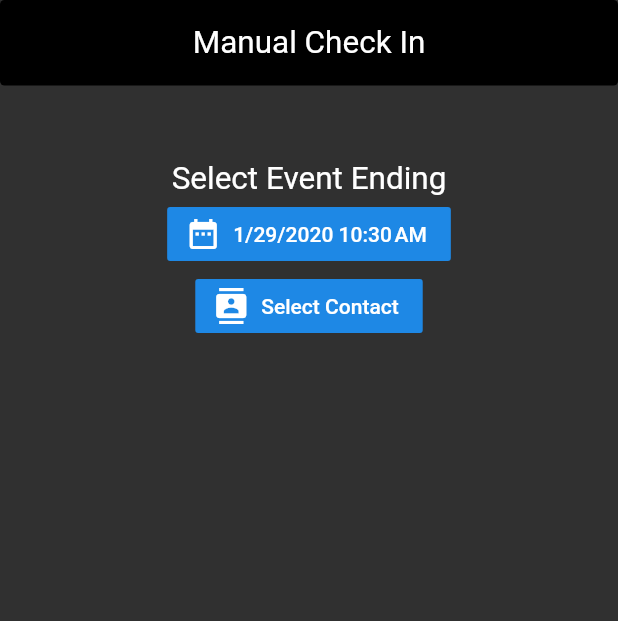
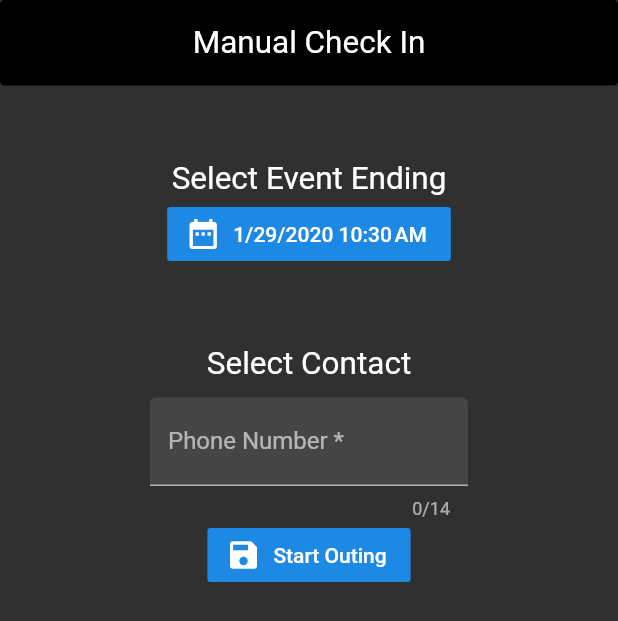
Before and after one commit to mwinb/BattleBuddies, a Flutter app: the NewOuting widget shown alone on an empty page, opened directly with empty values, on a phone screen of 412 x 824 dp. Shown: the top 621 px of the screen. Run offline on Flutter 3.47's test engine with Material 2 defaults, Android fonts, the phone set to English and light mode, and no system bars; missing offline and left inert: contact_picker.

Commit message:
Removed Contact picker for now. Added Phone Number input field. :

```diff
--- a/lib/widgets/new_outing.dart
+++ b/lib/widgets/new_outing.dart
@@ -2,6 +2,7 @@ import 'package:battle_buddies/utilities/date_time_functions.dart';
 import 'package:contact_picker/contact_picker.dart';
 import 'package:flutter/cupertino.dart';
 import 'package:flutter/material.dart';
+import 'package:flutter/services.dart';
 import 'package:flutter/widgets.dart';
 import 'package:intl/intl.dart';
 import '../main.dart';
@@ -21,10 +22,14 @@ class NewOuting extends StatefulWidget {
 }
 
 class _NewOutingState extends State<NewOuting> {
+  final _UsNumberTextInputFormatter _phoneNumberFormatter =
+      _UsNumberTextInputFormatter();
+
   final ContactPicker _contactPicker = new ContactPicker();
   DateTime _startDate = DateTime.now();
   String _startDateString =
       new DateFormat.yMd().add_jm().format(DateTime.now());
+  String _phoneNumber;
   Contact _chosenContact;
 
   @override
@@ -111,29 +116,135 @@ class _NewOutingState extends State<NewOuting> {
             child: Row(
               mainAxisAlignment: MainAxisAlignment.center,
               children: <Widget>[
-                FlatButton.icon(
-                  color: appTheme.buttonColor,
-                  label: Text('Select Contact'),
-                  icon: new Tooltip(
-                      message: 'Select Contact',
-                      child: Icon(
-                        Icons.contacts,
-                        semanticLabel: 'Choose Contact',
-                      )),
-                  onPressed: () async {
-                    Contact contact = await _contactPicker.selectContact();
-                    setState(() {
-                      if (contact != null) {
-                        _chosenContact = contact;
-                      }
-                    });
-                  },
+                Padding(
+                  padding: EdgeInsets.only(
+                    top: 50.0,
+                  ),
+                  child: Text(
+                    'Select Contact',
+                    textScaleFactor: 1.5,
+                  ),
                 ),
               ],
             ),
           ),
         ]),
+        TableRow(children: [
+          Padding(
+              padding: EdgeInsets.only(top: 10, left: 100, right: 100),
+              child: TextField(
+                decoration: const InputDecoration(
+                  border: UnderlineInputBorder(),
+                  filled: true,
+                  hintText: 'Enter contact to alert if you dont check in.',
+                  labelText: 'Phone Number *',
+                  prefixText: '+1',
+                ),
+                maxLengthEnforced: true,
+                maxLength: 14,
+                keyboardType: TextInputType.phone,
+                onChanged: (String value) {
+                  setState(() {
+                    _phoneNumber = value;
+                  });
+                },
+                inputFormatters: <TextInputFormatter>[
+                  WhitelistingTextInputFormatter.digitsOnly,
+                  _phoneNumberFormatter,
+                ],
+              )),
+        ]),
+        TableRow(children: [
+          TableCell(
+            child: Row(
+              mainAxisAlignment: MainAxisAlignment.center,
+              children: <Widget>[
+                FlatButton.icon(
+                  color: appTheme.buttonColor,
+                  label: Text('Start Outing'),
+                  onPressed: () {
+                    Navigator.popAndPushNamed(
+                      context,
+                      '/',
+                    );
+                  },
+                  icon: new Tooltip(
+                      message: 'start outing',
+                      child: Icon(
+                        Icons.save,
+                        semanticLabel: 'Start Outing',
+                      )),
+                ),
+              ],
+            ),
+          ),
+        ]),
+        // TableRow(children: [
+        //   TableCell(
+        //     child: Row(
+        //       mainAxisAlignment: MainAxisAlignment.center,
+        //       children: <Widget>[
+        //         FlatButton.icon(
+        //           color: appTheme.buttonColor,
+        //           label: Text(
+        //               _phoneNumber == null ? 'Choose Contact' : _phoneNumber),
+        //           icon: new Tooltip(
+        //               message: 'Select Contact',
+        //               child: Icon(
+        //                 Icons.contacts,
+        //                 semanticLabel: 'Choose Contact',
+        //               )),
+        //           onPressed: () async {
+        //             Contact contact = await _contactPicker.selectContact();
+        //             setState(() {
+        //               if (contact != null) {
+        //                 _chosenContact = contact;
+        //               }
+        //             });
+        //           },
+        //         ),
+        //       ],
+        //     ),
+        //   ),
+        // ]),
       ],
     );
   }
 }
+
+// source: https://github.com/flutter/flutter/blob/master/examples/flutter_gallery/lib/demo/material/text_form_field_demo.dart#L297-L335
+class _UsNumberTextInputFormatter extends TextInputFormatter {
+  @override
+  TextEditingValue formatEditUpdate(
+    TextEditingValue oldValue,
+    TextEditingValue newValue,
+  ) {
+    final int newTextLength = newValue.text.length;
+    int selectionIndex = newValue.selection.end;
+    int usedSubstringIndex = 0;
+    final StringBuffer newText = StringBuffer();
+    if (newTextLength >= 1) {
+      newText.write('(');
+      if (newValue.selection.end >= 1) selectionIndex++;
+    }
+    if (newTextLength >= 4) {
+      newText.write(newValue.text.substring(0, usedSubstringIndex = 3) + ') ');
+      if (newValue.selection.end >= 3) selectionIndex += 2;
+    }
+    if (newTextLength >= 7) {
+      newText.write(newValue.text.substring(3, usedSubstringIndex = 6) + '-');
+      if (newValue.selection.end >= 6) selectionIndex++;
+    }
+    if (newTextLength >= 11) {
+      newText.write(newValue.text.substring(6, usedSubstringIndex = 10) + ' ');
+      if (newValue.selection.end >= 10) selectionIndex++;
+    }
+    // Dump the rest.
+    if (newTextLength >= usedSubstringIndex)
+      newText.write(newValue.text.substring(usedSubstringIndex));
+    return TextEditingValue(
+      text: newText.toString(),
+      selection: TextSelection.collapsed(offset: selectionIndex),
+    );
+  }
+}
```
